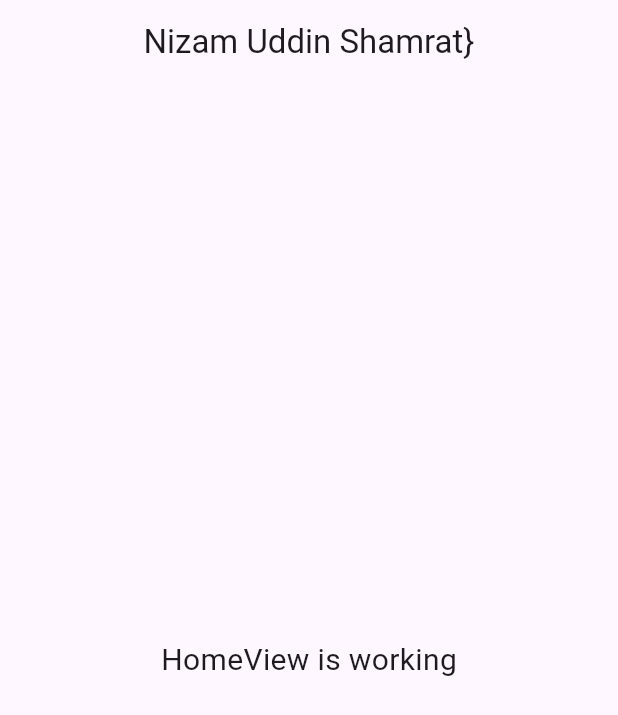
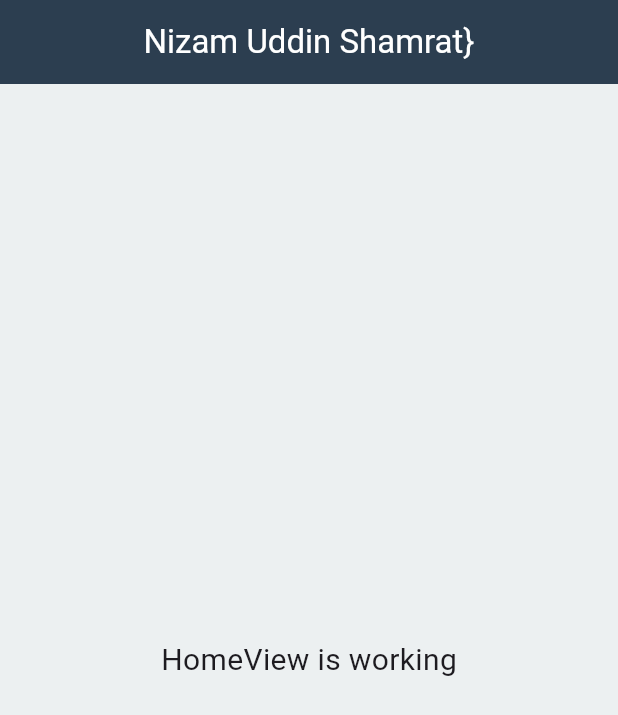
Before and after one commit to devnizamuddin/devnizamuddin.github.io, a Flutter app: the screen it shows after launch, on a phone screen of 412 x 824 dp. Shown: the top 715 px of the screen. Run offline on Flutter 3.47's test engine with Material 3 defaults, Android fonts, the phone set to English and light mode, and no system bars; our stand-ins replace get.

Commit message:
theme added in main

```diff
--- a/lib/dev_nizam_uddin.dart
+++ b/lib/dev_nizam_uddin.dart
@@ -1,3 +1,4 @@
+import 'package:devnizamuddin_github_io/app/config/theme.dart';
 import 'package:flutter/material.dart';
 import 'package:get/get.dart';
 
@@ -8,10 +9,11 @@ class DevNizamUddin extends StatelessWidget {
 
   @override
   Widget build(BuildContext context) {
-    return const GetMaterialApp(
-      title: "DevNizamUddin",
+    return GetMaterialApp(
+      title: 'DevNizamUddin',
       debugShowCheckedModeBanner: false,
-      home: HomeView(),
+      theme: lightTheme,
+      home: const HomeView(),
     );
   }
 }
```
